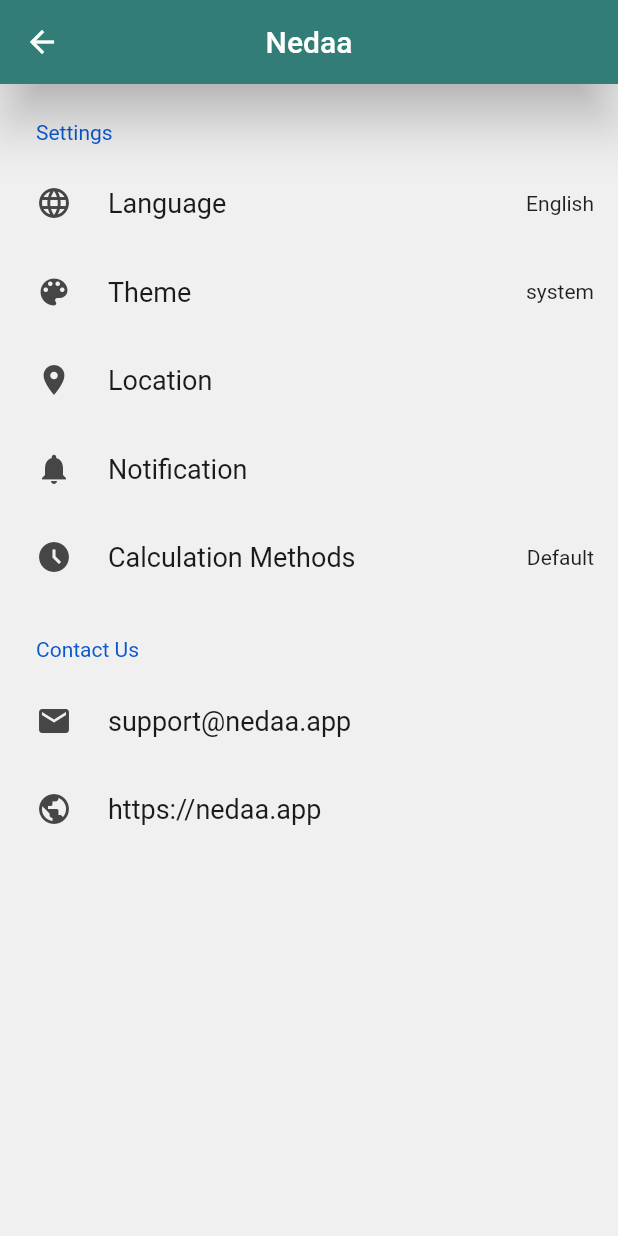
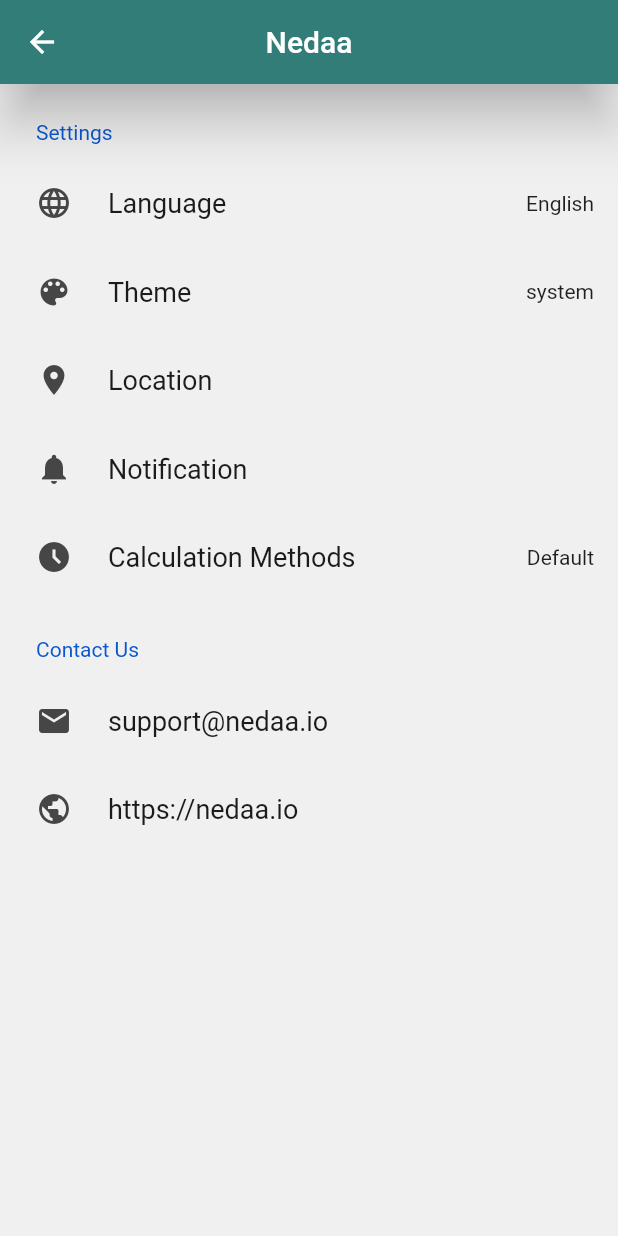
Before and after one commit to burhanaksendir/nedaa, a Flutter app: the Settings screen opened directly, on a phone screen of 412 x 824 dp. Run offline on Flutter 3.47's test engine with Material 2 defaults, Android fonts, the phone set to English and light mode, and no system bars; drawn by our look-alikes of settings_ui; our stand-ins replace audioplayers, csc_picker, device_preview, flex_color_scheme, flutter_bloc, geocoding and 3 more; accounts and stored records are empty; generated files the repository leaves out were written again.

Commit message:
update app domain
Co-authored-by: Amjad Alsharafi <amjadsharafi10@gmail.com>

```diff
--- a/lib/modules/settings/screens/settings.dart
+++ b/lib/modules/settings/screens/settings.dart
@@ -136,12 +136,12 @@
               tiles: [
                 // TODO: forward to creating new email
                 SettingsTile(
-                  title: const Text('support@nedaa.app'),
+                  title: const Text('support@nedaa.io'),
                   leading: const Icon(Icons.email),
                 ),
                 // TODO: forward to open the page in the browser
                 SettingsTile(
-                  title: const Text('https://nedaa.app'),
+                  title: const Text('https://nedaa.io'),
                   leading: const Icon(Icons.public),
                 ),
               ],
```
